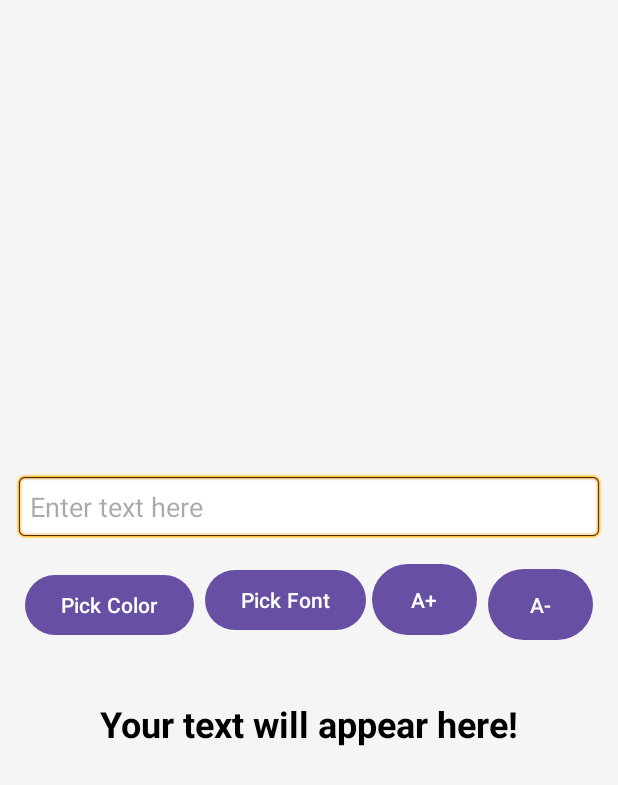
After one commit to Banuprasath/Helping-Hand, an Android app: the pg2Page2 screen opened directly, with no data from a screen before it, on a phone screen of 412 x 824 dp. The commit adds this screen. Shown: the top 785 px of the screen. Run offline under Robolectric (Android 15) with nearby library versions, the phone set to English and light mode, and no system bars.

Commit message:
Program 2 have been Done

```diff
--- a/app/src/main/AndroidManifest.xml
+++ b/app/src/main/AndroidManifest.xml
@@ -14,6 +14,12 @@
         android:supportsRtl="true"
         android:theme="@style/Theme.CardView"
         tools:targetApi="31">
+        <activity
+            android:name=".pg2.pg2Page1"
+            android:exported="false" />
+        <activity
+            android:name=".pg2.pg2Page2"
+            android:exported="false" />
         <activity
             android:name=".Pg4.pg4Page1"
             android:exported="false" />
--- /dev/null
+++ b/app/src/main/java/com/example/cardview/pg2/pg2Page2.java
@@ -0,0 +1,71 @@
+package com.example.cardview.pg2;
+
+import android.graphics.Color;
+import android.graphics.Typeface;
+import android.os.Bundle;
+import android.widget.Button;
+import android.widget.EditText;
+import android.widget.TextView;
+
+import androidx.appcompat.app.AlertDialog;
+import androidx.appcompat.app.AppCompatActivity;
+
+import com.example.cardview.R;
+
+public class pg2Page2 extends AppCompatActivity {
+
+    EditText editText;
+    Button btnPickColor, btnPickFont, btnIncreaseSize, btnDecreaseSize;
+    TextView textView;
+    float textSize = 24f; // Default size
+    int fontIndex = 0; // Track font style
+    int[] fontStyles = {Typeface.NORMAL, Typeface.BOLD, Typeface.ITALIC, Typeface.BOLD_ITALIC};
+    String[] fontNames = {"Normal", "Bold", "Italic", "Bold Italic"};
+
+    @Override
+    protected void onCreate(Bundle savedInstanceState) {
+        super.onCreate(savedInstanceState);
+        setContentView(R.layout.activity_pg2_page2);
+
+        editText = findViewById(R.id.editText);
+        btnPickColor = findViewById(R.id.btnPickColor);
+        btnPickFont = findViewById(R.id.btnPickFont);
+        btnIncreaseSize = findViewById(R.id.btnIncreaseSize);
+        btnDecreaseSize = findViewById(R.id.btnDecreaseSize);
+        textView = findViewById(R.id.textView);
+
+        btnPickColor.setOnClickListener(v -> showColorPicker());
+        btnPickFont.setOnClickListener(v -> showFontPicker());
+        btnIncreaseSize.setOnClickListener(v -> changeTextSize(true));
+        btnDecreaseSize.setOnClickListener(v -> changeTextSize(false));
+    }
+
+    private void showColorPicker() {
+        final String[] colors = {"Red", "Blue", "Green", "Yellow", "Black"};
+        final int[] colorValues = {Color.RED, Color.BLUE, Color.GREEN, Color.YELLOW, Color.BLACK};
+
+        AlertDialog.Builder builder = new AlertDialog.Builder(this);
+        builder.setTitle("Pick a Color");
+        builder.setItems(colors, (dialog, which) -> {
+            textView.setTextColor(colorValues[which]);
+            textView.setText(editText.getText().toString());
+        });
+
+        builder.show();
+    }
+
+    private void showFontPicker() {
+        AlertDialog.Builder builder = new AlertDialog.Builder(this);
+        builder.setTitle("Choose Font Style");
+        builder.setItems(fontNames, (dialog, which) -> {
+            textView.setTypeface(Typeface.DEFAULT, fontStyles[which]);
+        });
+
+        builder.show();
+    }
+
+    private void changeTextSize(boolean increase) {
+        textSize += (increase) ? 2f : -2f;
+        textView.setTextSize(textSize);
+    }
+}
--- /dev/null
+++ b/app/src/main/res/layout/activity_pg2_page2.xml
@@ -0,0 +1,66 @@
+<?xml version="1.0" encoding="utf-8"?>
+<LinearLayout xmlns:android="http://schemas.android.com/apk/res/android"
+    android:layout_width="match_parent"
+    android:layout_height="match_parent"
+    android:orientation="vertical"
+    android:gravity="center"
+    android:padding="10dp"
+    android:background="#F5F5F5">
+
+    <EditText
+        android:id="@+id/editText"
+        android:layout_width="match_parent"
+        android:layout_height="wrap_content"
+        android:hint="Enter text here"
+        android:padding="10dp"
+        android:background="@android:drawable/editbox_background"
+        android:textSize="18sp"/>
+
+    <LinearLayout
+        android:layout_width="wrap_content"
+        android:layout_height="wrap_content"
+        android:orientation="horizontal"
+        android:layout_marginTop="10dp">
+
+        <Button
+            android:id="@+id/btnPickColor"
+            android:layout_width="wrap_content"
+            android:layout_height="wrap_content"
+            android:text="Pick Color"
+            android:layout_margin="5dp"
+            />
+
+        <Button
+            android:id="@+id/btnPickFont"
+            android:layout_width="wrap_content"
+            android:layout_height="wrap_content"
+            android:text="Pick Font"
+            android:layout_margin="2dp"/>
+
+        <Button
+            android:id="@+id/btnIncreaseSize"
+            android:layout_width="70dp"
+            android:layout_height="55dp"
+            android:text="A+"
+            android:layout_margin="2dp"/>
+
+        <Button
+            android:id="@+id/btnDecreaseSize"
+            android:layout_width="70dp"
+            android:layout_height="55dp"
+            android:text="A-"
+            android:layout_margin="5dp"/>
+    </LinearLayout>
+
+    <TextView
+        android:id="@+id/textView"
+        android:layout_width="wrap_content"
+        android:layout_height="wrap_content"
+        android:text="Your text will appear here!"
+        android:textSize="24sp"
+        android:textStyle="bold"
+        android:padding="10dp"
+        android:textColor="#000000"
+        android:layout_marginTop="20dp"/>
+
+</LinearLayout>
```
Also changed, not shown: app/src/main/java/com/example/cardview/CardAdapter.java (+10 -1 lines), app/src/main/java/com/example/cardview/pg2/pg2Page1.java (added, +85 -0 lines), app/src/main/res/layout/activity_pg2_page1.xml (added, +46 -0 lines).
